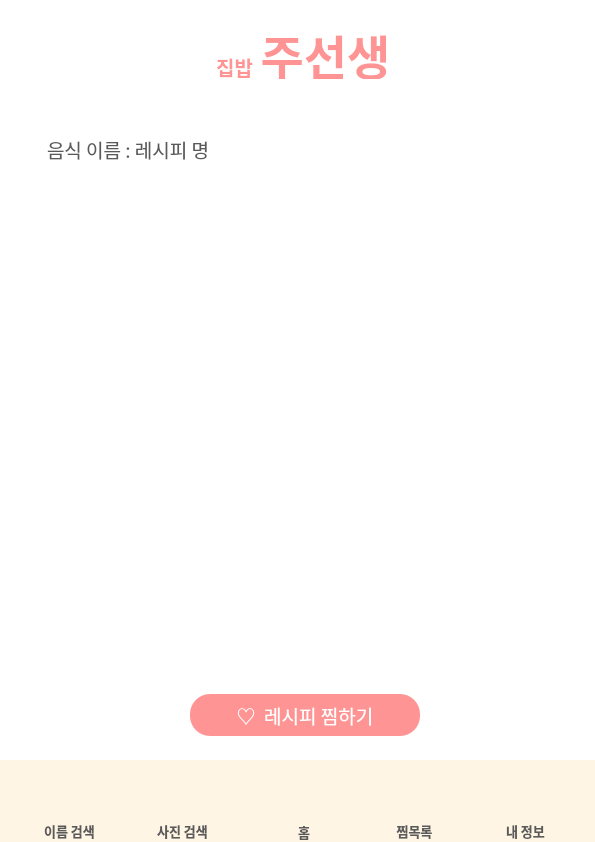
The window that UI/MainPage.ui (gimmjuu/AIHomeMadeChef) describes before a commit, drawn with Qt 5.
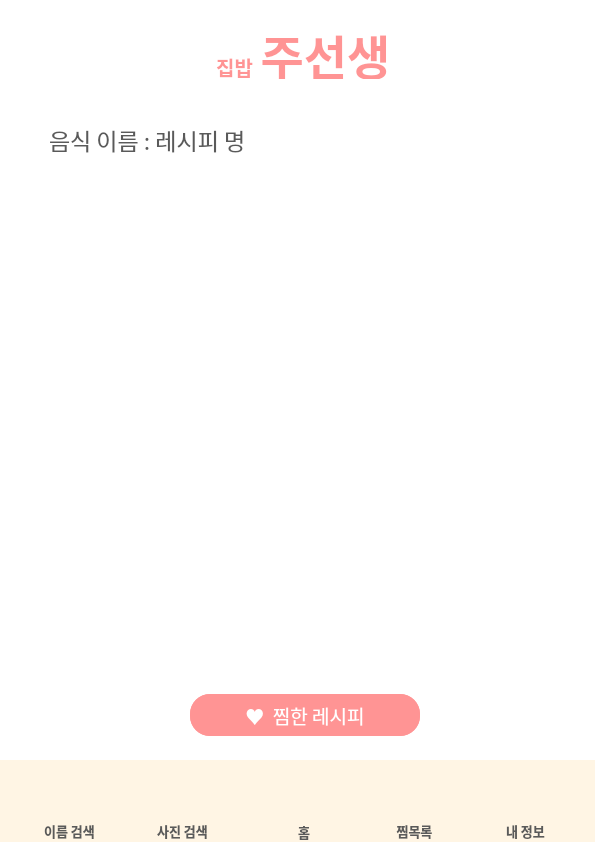
The same window after the commit. The open tabs and pages were chosen to show the change. Icons and pictures are not drawn.

Diff of the .ui file:
```diff
--- a/UI/MainPage.ui
+++ b/UI/MainPage.ui
@@ -1137,8 +1137,8 @@
        <widget class="QLabel" name="lbl_recipe_name">
         <property name="geometry">
          <rect>
-          <x>47</x>
-          <y>55</y>
+          <x>49</x>
+          <y>45</y>
           <width>401</width>
           <height>31</height>
          </rect>
@@ -1146,7 +1146,7 @@
         <property name="font">
          <font>
           <family>티머니 둥근바람 ExtraBold</family>
-          <pointsize>14</pointsize>
+          <pointsize>17</pointsize>
          </font>
         </property>
         <property name="styleSheet">
@@ -1306,6 +1306,33 @@
          </layout>
         </widget>
        </widget>
+       <widget class="QPushButton" name="like_btn_2">
+        <property name="geometry">
+         <rect>
+          <x>190</x>
+          <y>615</y>
+          <width>230</width>
+          <height>42</height>
+         </rect>
+        </property>
+        <property name="font">
+         <font>
+          <family>티머니 둥근바람 ExtraBold</family>
+          <pointsize>14</pointsize>
+         </font>
+        </property>
+        <property name="styleSheet">
+         <string notr="true">background-color: rgb(255, 148, 148);
+color: rgb(255, 255, 255);
+border-width:0px;
+border-style:solid;
+border-radius:20px;
+</string>
+        </property>
+        <property name="text">
+         <string>♥  찜한 레시피</string>
+        </property>
+       </widget>
       </widget>
      </widget>
      <widget class="QWidget" name="page_4">
```
Left out of the diff: 8 changed lines with no effect on the pictures.
